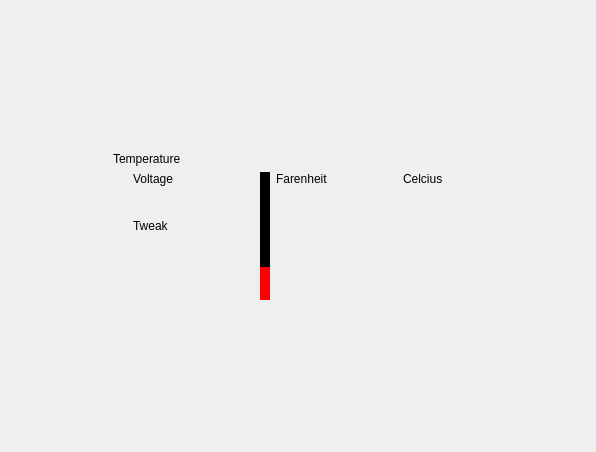
First picture: the form in aQtLow/Pages/page_0.ui, repository bilenadam/aqtlow, before the edit.
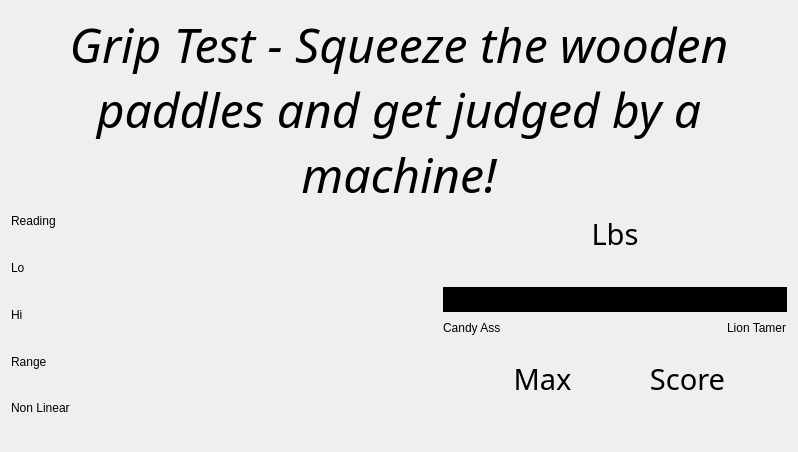
Second picture: the form after the edit. Custom widgets are drawn as their Qt base class.

Commit message: Redid pages for "Grip Tester" game Changed Arduino libraries for 1.0 Cleanup on pages .h files

What changed in the file:
```diff
--- a/aQtLow/Pages/page_0.ui
+++ b/aQtLow/Pages/page_0.ui
@@ -6,7 +6,7 @@
    <rect>
     <x>0</x>
     <y>0</y>
-    <width>596</width>
+    <width>798</width>
     <height>452</height>
    </rect>
   </property>
@@ -14,28 +14,15 @@
    <string>Form</string>
   </property>
   <layout class="QGridLayout" name="gridLayout">
-   <item row="0" column="1">
-    <spacer name="verticalSpacer">
+   <item row="2" column="1">
+    <spacer name="verticalSpacer_3">
      <property name="orientation">
       <enum>Qt::Vertical</enum>
      </property>
      <property name="sizeHint" stdset="0">
       <size>
-       <width>20</width>
-       <height>138</height>
-      </size>
-     </property>
-    </spacer>
-   </item>
-   <item row="1" column="0">
-    <spacer name="horizontalSpacer">
-     <property name="orientation">
-      <enum>Qt::Horizontal</enum>
-     </property>
-     <property name="sizeHint" stdset="0">
-      <size>
-       <width>80</width>
-       <height>20</height>
+       <width>465</width>
+       <height>32</height>
       </size>
      </property>
     </spacer>
@@ -44,35 +31,45 @@
     <layout class="QVBoxLayout" name="verticalLayout_5">
      <item>
       <widget class="QLabel" name="label_5">
+       <property name="font">
+        <font>
+         <family>Sans Serif</family>
+         <pointsize>36</pointsize>
+         <italic>true</italic>
+        </font>
+       </property>
        <property name="text">
-        <string>Temperature</string>
+        <string>Grip Test - Squeeze the wooden paddles and get judged by a machine!</string>
+       </property>
+       <property name="alignment">
+        <set>Qt::AlignCenter</set>
+       </property>
+       <property name="wordWrap">
+        <bool>true</bool>
        </property>
       </widget>
      </item>
+     <item>
+      <spacer name="verticalSpacer">
+       <property name="orientation">
+        <enum>Qt::Vertical</enum>
+       </property>
+       <property name="sizeHint" stdset="0">
+        <size>
+         <width>20</width>
+         <height>40</height>
+        </size>
+       </property>
+      </spacer>
+     </item>
      <item>
       <layout class="QHBoxLayout" name="horizontalLayout_3">
-       <item>
-        <spacer name="horizontalSpacer_8">
-         <property name="orientation">
-          <enum>Qt::Horizontal</enum>
-         </property>
-         <property name="sizeType">
-          <enum>QSizePolicy::Minimum</enum>
-         </property>
-         <property name="sizeHint" stdset="0">
-          <size>
-           <width>20</width>
-           <height>20</height>
-          </size>
-         </property>
-        </spacer>
-       </item>
        <item>
         <layout class="QVBoxLayout" name="verticalLayout_6">
          <item>
           <widget class="QLabel" name="label_6">
            <property name="text">
-            <string>Voltage</string>
+            <string>Reading</string>
            </property>
           </widget>
          </item>
@@ -87,9 +84,9 @@
           </widget>
          </item>
          <item>
-          <widget class="QLabel" name="label">
+          <widget class="QLabel" name="label_2">
            <property name="text">
-            <string>Tweak</string>
+            <string>Lo</string>
            </property>
           </widget>
          </item>
@@ -104,14 +101,65 @@
           </widget>
          </item>
          <item>
-          <spacer name="verticalSpacer_4">
+          <widget class="QLabel" name="label_3">
+           <property name="text">
+            <string>Hi</string>
+           </property>
+          </widget>
+         </item>
+         <item>
+          <widget class="RegisterDisplay" name="widget_Hi" native="true">
+           <property name="minimumSize">
+            <size>
+             <width>81</width>
+             <height>21</height>
+            </size>
+           </property>
+          </widget>
+         </item>
+         <item>
+          <widget class="QLabel" name="label_4">
+           <property name="text">
+            <string>Range</string>
+           </property>
+          </widget>
+         </item>
+         <item>
+          <widget class="RegisterDisplay" name="widget_Range" native="true">
+           <property name="minimumSize">
+            <size>
+             <width>81</width>
+             <height>21</height>
+            </size>
+           </property>
+          </widget>
+         </item>
+         <item>
+          <widget class="QLabel" name="label_10">
+           <property name="text">
+            <string>Non Linear</string>
+           </property>
+          </widget>
+         </item>
+         <item>
+          <widget class="RegisterDisplay" name="widget_NL" native="true">
+           <property name="minimumSize">
+            <size>
+             <width>81</width>
+             <height>21</height>
+            </size>
+           </property>
+          </widget>
+         </item>
+         <item>
+          <spacer name="verticalSpacer_2">
            <property name="orientation">
             <enum>Qt::Vertical</enum>
            </property>
            <property name="sizeHint" stdset="0">
             <size>
              <width>20</width>
-             <height>40</height>
+             <height>20</height>
             </size>
            </property>
           </spacer>
@@ -134,21 +182,55 @@
        <item>
         <layout class="QHBoxLayout" name="horizontalLayout_4">
          <item>
-          <widget class="QProgressBar" name="progressBar_Farenheit">
-           <property name="minimumSize">
-            <size>
-             <width>10</width>
-             <height>0</height>
-            </size>
-           </property>
-           <property name="maximumSize">
-            <size>
-             <width>10</width>
-             <height>16777215</height>
-            </size>
-           </property>
-           <property name="styleSheet">
-            <string notr="true">QProgressBar{
+          <layout class="QVBoxLayout" name="verticalLayout_7">
+           <item>
+            <widget class="QLabel" name="label_7">
+             <property name="font">
+              <font>
+               <family>Sans Serif</family>
+               <pointsize>22</pointsize>
+              </font>
+             </property>
+             <property name="text">
+              <string>Lbs</string>
+             </property>
+             <property name="alignment">
+              <set>Qt::AlignCenter</set>
+             </property>
+            </widget>
+           </item>
+           <item>
+            <widget class="RegisterDisplay" name="widget_Lbs" native="true">
+             <property name="minimumSize">
+              <size>
+               <width>81</width>
+               <height>21</height>
+              </size>
+             </property>
+            </widget>
+           </item>
+           <item>
+            <widget class="QProgressBar" name="progressBar_Lbs">
+             <property name="sizePolicy">
+              <sizepolicy hsizetype="Expanding" vsizetype="Expanding">
+               <horstretch>0</horstretch>
+               <verstretch>0</verstretch>
+              </sizepolicy>
+             </property>
+             <property name="minimumSize">
+              <size>
+               <width>25</width>
+               <height>25</height>
+              </size>
+             </property>
+             <property name="maximumSize">
+              <size>
+               <width>9999</width>
+               <height>25</height>
+              </size>
+             </property>
+             <property name="styleSheet">
+              <string notr="true">QProgressBar{
 border: 0px solid black;
 padding: 0px;
 border-radius: 0px;
@@ -158,42 +240,170 @@
 background: red;
 border-radius: 0px;
 }</string>
-           </property>
-           <property name="minimum">
-            <number>0</number>
-           </property>
-           <property name="maximum">
-            <number>120</number>
-           </property>
-           <property name="value">
-            <number>31</number>
-           </property>
-           <property name="textVisible">
-            <bool>false</bool>
-           </property>
-           <property name="orientation">
-            <enum>Qt::Vertical</enum>
-           </property>
-          </widget>
-         </item>
-         <item>
-          <layout class="QVBoxLayout" name="verticalLayout_7">
-           <item>
-            <widget class="QLabel" name="label_7">
-             <property name="text">
-              <string>Farenheit</string>
+             </property>
+             <property name="minimum">
+              <number>0</number>
+             </property>
+             <property name="maximum">
+              <number>4</number>
+             </property>
+             <property name="value">
+              <number>-1</number>
+             </property>
+             <property name="textVisible">
+              <bool>false</bool>
+             </property>
+             <property name="orientation">
+              <enum>Qt::Horizontal</enum>
              </property>
             </widget>
            </item>
            <item>
-            <widget class="RegisterDisplay" name="widget_Farenheit" native="true">
-             <property name="minimumSize">
+            <layout class="QHBoxLayout" name="horizontalLayout_2">
+             <item>
+              <widget class="QLabel" name="label">
+               <property name="text">
+                <string>Candy Ass</string>
+               </property>
+              </widget>
+             </item>
+             <item>
+              <spacer name="horizontalSpacer_3">
+               <property name="orientation">
+                <enum>Qt::Horizontal</enum>
+               </property>
+               <property name="sizeHint" stdset="0">
+                <size>
+                 <width>40</width>
+                 <height>20</height>
+                </size>
+               </property>
+              </spacer>
+             </item>
+             <item>
+              <widget class="QLabel" name="label_11">
+               <property name="text">
+                <string>Lion Tamer</string>
+               </property>
+              </widget>
+             </item>
+            </layout>
+           </item>
+           <item>
+            <spacer name="verticalSpacer_4">
+             <property name="orientation">
+              <enum>Qt::Vertical</enum>
+             </property>
+             <property name="sizeHint" stdset="0">
               <size>
-               <width>81</width>
-               <height>21</height>
+               <width>20</width>
+               <height>40</height>
               </size>
              </property>
-            </widget>
+            </spacer>
+           </item>
+           <item>
+            <layout class="QHBoxLayout" name="horizontalLayout">
+             <item>
+              <spacer name="horizontalSpacer_4">
+               <property name="orientation">
+                <enum>Qt::Horizontal</enum>
+               </property>
+               <property name="sizeHint" stdset="0">
+                <size>
+                 <width>40</width>
+                 <height>20</height>
+                </size>
+               </property>
+              </spacer>
+             </item>
+             <item>
+              <layout class="QVBoxLayout" name="verticalLayout">
+               <item>
+                <widget class="QLabel" name="label_8">
+                 <property name="font">
+                  <font>
+                   <family>Sans Serif</family>
+                   <pointsize>22</pointsize>
+                  </font>
+                 </property>
+                 <property name="text">
+                  <string>Max</string>
+                 </property>
+                 <property name="alignment">
+                  <set>Qt::AlignCenter</set>
+                 </property>
+                </widget>
+               </item>
+               <item>
+                <widget class="RegisterDisplay" name="widget_MaxLbs" native="true">
+                 <property name="minimumSize">
+                  <size>
+                   <width>81</width>
+                   <height>21</height>
+                  </size>
+                 </property>
+                </widget>
+               </item>
+              </layout>
+             </item>
+             <item>
+              <spacer name="horizontalSpacer_2">
+               <property name="orientation">
+                <enum>Qt::Horizontal</enum>
+               </property>
+               <property name="sizeHint" stdset="0">
+                <size>
+                 <width>40</width>
+                 <height>20</height>
+                </size>
+               </property>
+              </spacer>
+             </item>
+             <item>
+              <layout class="QVBoxLayout" name="verticalLayout_2">
+               <item>
+                <widget class="QLabel" name="label_9">
+                 <property name="font">
+                  <font>
+                   <family>Sans Serif</family>
+                   <pointsize>22</pointsize>
+                  </font>
+                 </property>
+                 <property name="text">
+                  <string>Score</string>
+                 </property>
+                 <property name="alignment">
+                  <set>Qt::AlignCenter</set>
+                 </property>
+                </widget>
+               </item>
+               <item>
+                <widget class="RegisterDisplay" name="widget_Score" native="true">
+                 <property name="minimumSize">
+                  <size>
+                   <width>81</width>
+                   <height>21</height>
+                  </size>
+                 </property>
+                </widget>
+               </item>
+              </layout>
+             </item>
+             <item>
+              <spacer name="horizontalSpacer_5">
+               <property name="orientation">
+                <enum>Qt::Horizontal</enum>
+               </property>
+               <property name="sizeHint" stdset="0">
+                <size>
+                 <width>40</width>
+                 <height>20</height>
+                </size>
+               </property>
+              </spacer>
+             </item>
+            </layout>
            </item>
            <item>
             <spacer name="verticalSpacer_5">
@@ -212,79 +422,45 @@
          </item>
         </layout>
        </item>
-       <item>
-        <spacer name="horizontalSpacer_10">
-         <property name="orientation">
-          <enum>Qt::Horizontal</enum>
-         </property>
-         <property name="sizeHint" stdset="0">
-          <size>
-           <width>40</width>
-           <height>20</height>
-          </size>
-         </property>
-        </spacer>
-       </item>
-       <item>
-        <layout class="QVBoxLayout" name="verticalLayout_8">
-         <item>
-          <widget class="QLabel" name="label_8">
-           <property name="text">
-            <string>Celcius</string>
-           </property>
-          </widget>
-         </item>
-         <item>
-          <widget class="RegisterDisplay" name="widget_Celcius" native="true">
-           <property name="minimumSize">
-            <size>
-             <width>81</width>
-             <height>21</height>
-            </size>
-           </property>
-          </widget>
-         </item>
-         <item>
-          <spacer name="verticalSpacer_6">
-           <property name="orientation">
-            <enum>Qt::Vertical</enum>
-           </property>
-           <property name="sizeHint" stdset="0">
-            <size>
-             <width>20</width>
-             <height>40</height>
-            </size>
-           </property>
-          </spacer>
-         </item>
-        </layout>
-       </item>
       </layout>
      </item>
     </layout>
    </item>
    <item row="1" column="2">
-    <spacer name="horizontalSpacer_2">
+    <spacer name="horizontalSpacer_10">
      <property name="orientation">
       <enum>Qt::Horizontal</enum>
      </property>
      <property name="sizeHint" stdset="0">
       <size>
-       <width>79</width>
+       <width>40</width>
        <height>20</height>
       </size>
      </property>
     </spacer>
    </item>
-   <item row="2" column="1">
-    <spacer name="verticalSpacer_2">
+   <item row="1" column="0">
+    <spacer name="horizontalSpacer_6">
+     <property name="orientation">
+      <enum>Qt::Horizontal</enum>
+     </property>
+     <property name="sizeHint" stdset="0">
+      <size>
+       <width>40</width>
+       <height>20</height>
+      </size>
+     </property>
+    </spacer>
+   </item>
+   <item row="0" column="1">
+    <spacer name="verticalSpacer_6">
      <property name="orientation">
       <enum>Qt::Vertical</enum>
      </property>
      <property name="sizeHint" stdset="0">
       <size>
        <width>20</width>
-       <height>138</height>
+       <height>40</height>
       </size>
      </property>
     </spacer>
```
Left out of the diff: 4 changed lines with no effect on the pictures. The commit also changes 27 other files.
